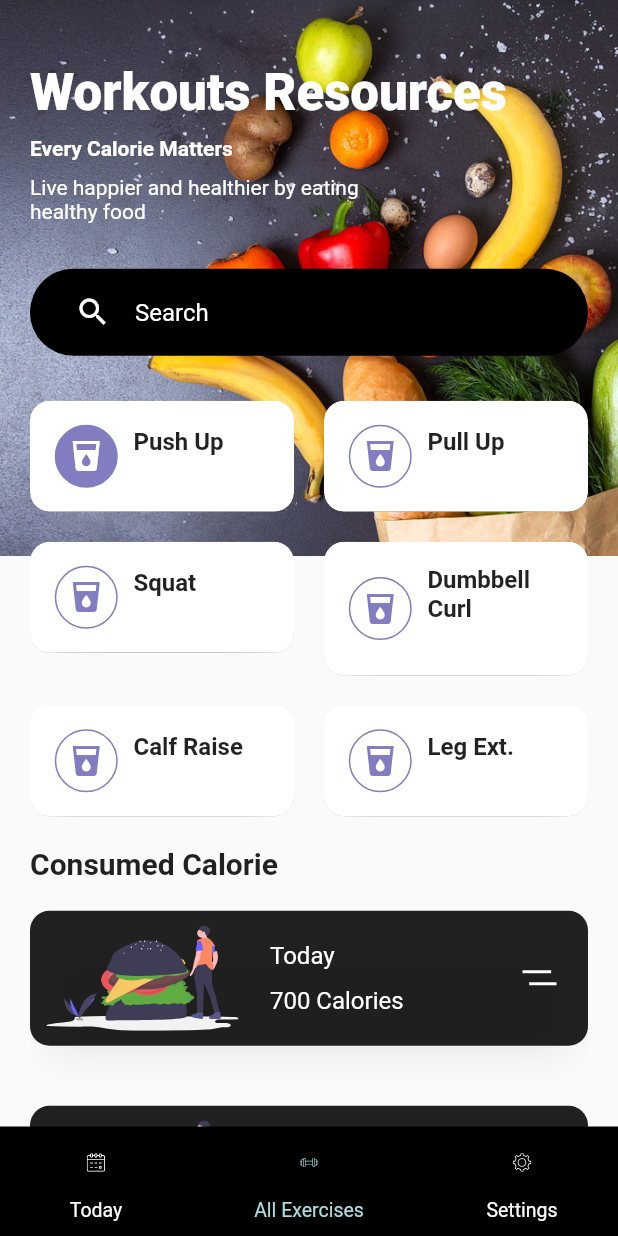
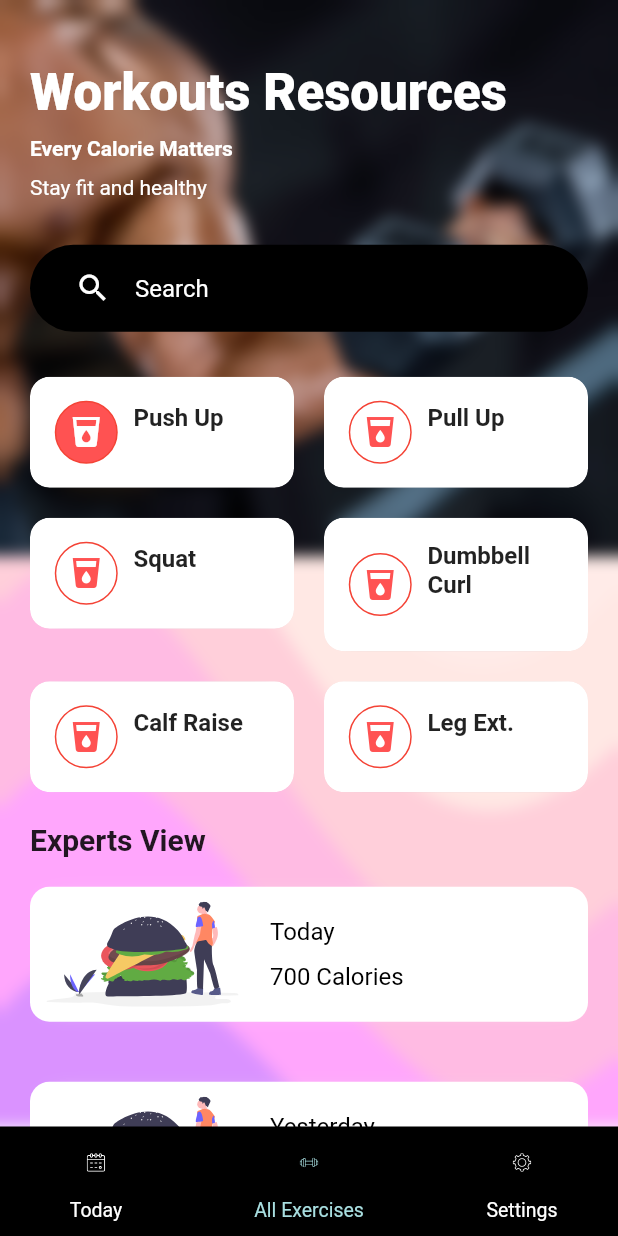
Before and after one commit to sherimello/Athlean, a Flutter app: the Workouts screen opened directly, on a phone screen of 412 x 824 dp. Run offline on Flutter 3.47's test engine with Material 2 defaults, Android fonts, the phone set to English and light mode, and no system bars; our stand-ins replace cloud_firestore, firebase_auth, firebase_core, flutter_svg, font_awesome_flutter, modal_progress_hud_nsn and 2 more; missing offline and left inert: dart_numerics; accounts and stored records are empty.

Commit message:
Workoutsession on progress v2

```diff
--- a/lib/pages/workout.dart
+++ b/lib/pages/workout.dart
@@ -1,3 +1,5 @@
+import 'dart:ui';
+
 import 'package:flutter/material.dart';
 import 'package:flutter_svg/svg.dart';
 import 'package:athlean/widgets/color.dart';
@@ -20,16 +22,32 @@ class Workouts extends StatelessWidget {
       body: Stack(
         children: <Widget>[
           Container(
+            decoration: BoxDecoration(
+              image: DecorationImage(
+                image: AssetImage("assets/images/cheese.png"),
+                fit: BoxFit.fill,
+              ),
+            ),
+          ),
+          Container(
             height: size.height * .45,
             decoration: BoxDecoration(
               color: kGreenColor,
               image: DecorationImage(
-                image: AssetImage("assets/images/healthy_recipe_bg.jpg"),
+                image: AssetImage("assets/images/home_default.jpg"),
                 fit: BoxFit.cover,
+              ),
+            ),
+            child: new BackdropFilter(
+              filter: new ImageFilter.blur(sigmaX: 5.0, sigmaY: 5.0),
+              child: new Container(
+                decoration:
+                    new BoxDecoration(color: Colors.white.withOpacity(0.0)),
               ),
             ),
           ),
           SafeArea(
+            child: Container(
               child: Padding(
                 padding: const EdgeInsets.symmetric(horizontal: 20),
                 child: SingleChildScrollView(
@@ -41,21 +59,21 @@ class Workouts extends StatelessWidget {
                       ),
                       Text(
                         title,
-                      style: Theme.of(context)
-                          .textTheme
-                          .headline4!
-                          .copyWith(fontWeight: FontWeight.w900,color: Colors.white),
+                        style: Theme.of(context).textTheme.headline4!.copyWith(
+                            fontWeight: FontWeight.w900, color: Colors.white),
                       ),
                       SizedBox(height: 10),
                       Text(
                         "Every Calorie Matters",
-                      style: TextStyle(fontWeight: FontWeight.bold,color: Colors.white),
+                        style: TextStyle(
+                            fontWeight: FontWeight.bold, color: Colors.white),
                       ),
                       SizedBox(height: 10),
                       SizedBox(
-                      width: size.width * .6, // it just take 60% of total width
+                        width:
+                            size.width * .6, // it just take 60% of total width
                         child: Text(
-                        "Live happier and healthier by eating healthy food",
+                          "Stay fit and healthy",
                           style: TextStyle(color: Colors.white),
                         ),
                       ),
@@ -70,7 +88,6 @@ class Workouts extends StatelessWidget {
                         children: <Widget>[
                           SeassionCard(
                             whatisit: "Push Up\n",
-
                             isDone: true,
                             press: () {
                               Navigator.of(context).pushNamed('/pushups');
@@ -78,27 +95,22 @@ class Workouts extends StatelessWidget {
                           ),
                           SeassionCard(
                             whatisit: "Pull Up\n",
-
                             press: () {},
                           ),
                           SeassionCard(
                             whatisit: "Squat\n",
-
                             press: () {},
                           ),
                           SeassionCard(
                             whatisit: "Dumbbell \nCurl\n",
-
                             press: () {},
                           ),
                           SeassionCard(
                             whatisit: "Calf Raise\n",
-
                             press: () {},
                           ),
                           SeassionCard(
                             whatisit: "Leg Ext.\n",
-
                             press: () {},
                           ),
                         ],
@@ -106,7 +118,7 @@ class Workouts extends StatelessWidget {
                       SizedBox(height: 20),
                       //Meditation Scheduler
                       Text(
-                      "Consumed Calorie",
+                        "Experts View",
                         style: Theme.of(context)
                             .textTheme
                             .headline6!
@@ -117,13 +129,13 @@ class Workouts extends StatelessWidget {
                         padding: EdgeInsets.all(10),
                         height: 90,
                         decoration: BoxDecoration(
-                        color: Colors.black87,
+                          color: Colors.white,
                           borderRadius: BorderRadius.circular(13),
                           boxShadow: [
                             BoxShadow(
-                            offset: Offset(0, 17),
-                            blurRadius: 23,
-                            spreadRadius: -13,
+                              offset: Offset(0, 0),
+                              blurRadius: 12,
+                              spreadRadius: -10,
                               color: kShadowColor,
                             ),
                           ],
@@ -136,15 +148,24 @@ class Workouts extends StatelessWidget {
                             SizedBox(width: 20),
                             Expanded(
                               child: Column(
-                              mainAxisAlignment: MainAxisAlignment.spaceEvenly,
+                                mainAxisAlignment:
+                                    MainAxisAlignment.spaceEvenly,
                                 crossAxisAlignment: CrossAxisAlignment.start,
                                 children: <Widget>[
                                   Text(
                                     "Today",
-                                  style: Theme.of(context).textTheme.subtitle1!.apply(color: Colors.white),
+                                    style: Theme.of(context)
+                                        .textTheme
+                                        .subtitle1!
+                                        .apply(color: Colors.black),
                                   ),
-                                Text("700 Calories",
-                                  style: Theme.of(context).textTheme.subtitle1!.apply(color: Colors.white),)
+                                  Text(
+                                    "700 Calories",
+                                    style: Theme.of(context)
+                                        .textTheme
+                                        .subtitle1!
+                                        .apply(color: Colors.black),
+                                  )
                                 ],
                               ),
                             ),
@@ -160,13 +181,13 @@ class Workouts extends StatelessWidget {
                         padding: EdgeInsets.all(10),
                         height: 90,
                         decoration: BoxDecoration(
-                        color: Colors.black87,
+                          color: Colors.white,
                           borderRadius: BorderRadius.circular(13),
                           boxShadow: [
                             BoxShadow(
-                            offset: Offset(0, 17),
-                            blurRadius: 23,
-                            spreadRadius: -13,
+                              offset: Offset(0, 0),
+                              blurRadius: 12,
+                              spreadRadius: -10,
                               color: kShadowColor,
                             ),
                           ],
@@ -179,15 +200,24 @@ class Workouts extends StatelessWidget {
                             SizedBox(width: 20),
                             Expanded(
                               child: Column(
-                              mainAxisAlignment: MainAxisAlignment.spaceEvenly,
+                                mainAxisAlignment:
+                                    MainAxisAlignment.spaceEvenly,
                                 crossAxisAlignment: CrossAxisAlignment.start,
                                 children: <Widget>[
                                   Text(
                                     "Yesterday",
-                                  style: Theme.of(context).textTheme.subtitle1!.apply(color: Colors.white),
+                                    style: Theme.of(context)
+                                        .textTheme
+                                        .subtitle1!
+                                        .apply(color: Colors.black),
                                   ),
-                                Text("2335 Calories",
-                                  style: Theme.of(context).textTheme.subtitle1!.apply(color: Colors.white),)
+                                  Text(
+                                    "2335 Calories",
+                                    style: Theme.of(context)
+                                        .textTheme
+                                        .subtitle1!
+                                        .apply(color: Colors.black),
+                                  )
                                 ],
                               ),
                             ),
@@ -200,58 +230,8 @@ class Workouts extends StatelessWidget {
                       ),
                       //Sleep Scheduler
                       SizedBox(height: 20),
-                    Text(
-                      "Schedule Your Sleep",
-                      style: Theme.of(context)
-                          .textTheme
-                          .headline6!
-                          .copyWith(fontWeight: FontWeight.bold),
-                    ),
-                    Container(
-                      margin: EdgeInsets.symmetric(vertical: 20),
-                      padding: EdgeInsets.all(10),
-                      height: 90,
-                      decoration: BoxDecoration(
-                        color: Colors.black87,
-                        borderRadius: BorderRadius.circular(13),
-                        boxShadow: [
-                          BoxShadow(
-                            offset: Offset(0, 17),
-                            blurRadius: 23,
-                            spreadRadius: -13,
-                            color: kShadowColor,
-                          ),
                     ],
                   ),
-                      child: Row(
-                        children: <Widget>[
-                          SvgPicture.asset(
-                            "assets/icons/Meditation_women_small.svg",
-                          ),
-                          SizedBox(width: 20),
-                          Expanded(
-                            child: Column(
-                              mainAxisAlignment: MainAxisAlignment.spaceEvenly,
-                              crossAxisAlignment: CrossAxisAlignment.start,
-                              children: <Widget>[
-                                Text(
-                                  "Daily Sleep Time",
-                                  style: Theme.of(context).textTheme.subtitle1!.apply(color: Colors.white),
-                                ),
-                                Text("Schedule Your Sleep ",
-                                  style: Theme.of(context).textTheme.subtitle2!.apply(color: Colors.white),
-                                )
-                              ],
-                            ),
-                          ),
-                          Padding(
-                            padding: EdgeInsets.all(10),
-                            child: SvgPicture.asset("assets/icons/menu.svg"),
-                          ),
-                        ],
-                      ),
-                    ),
-                  ],
                 ),
               ),
             ),
@@ -263,16 +243,13 @@ class Workouts extends StatelessWidget {
 }
 
 class SeassionCard extends StatelessWidget {
-
   final bool isDone;
   final String whatisit;
   final void Function()? press;
   const SeassionCard({
     Key? key,
-
     this.isDone = false,
     this.press,
-
     required this.whatisit,
   }) : super(key: key);
 
@@ -290,15 +267,15 @@ class SeassionCard extends StatelessWidget {
             borderRadius: BorderRadius.circular(13),
             boxShadow: [
               BoxShadow(
-                offset: Offset(0, 17),
-                blurRadius: 23,
-                spreadRadius: -13,
+                offset: Offset(0, 0),
+                blurRadius: 12,
+                spreadRadius: -10,
                 color: Colors.black,
               ),
             ],
           ),
           child: Material(
-            color: Colors.transparent,
+            color: Colors.white10,
             child: InkWell(
               onTap: press,
               child: Padding(
@@ -309,21 +286,22 @@ class SeassionCard extends StatelessWidget {
                       height: 42,
                       width: 43,
                       decoration: BoxDecoration(
-                        color: isDone ? kBlueColor : Colors.white,
+                        color: isDone ? Colors.redAccent : Colors.white,
                         shape: BoxShape.circle,
-                        border: Border.all(color: kBlueColor),
+                        border: Border.all(color: Colors.red),
                       ),
                       child: Icon(
                         Icons.local_drink,
-                        color: isDone ? Colors.white : kBlueColor,
+                        color: isDone ? Colors.white : Colors.redAccent,
                       ),
                     ),
                     SizedBox(width: 10),
                     Text(
                       "$whatisit",
-                      style: Theme.of(context).textTheme.subtitle1!.copyWith(
-                          fontWeight: FontWeight.bold
-                      ),
+                      style: Theme.of(context)
+                          .textTheme
+                          .subtitle1!
+                          .copyWith(fontWeight: FontWeight.bold),
                     )
                   ],
                 ),
```
Also changed, not shown: lib/pages/workoutsSession/Pushup.dart (+77 -60 lines), assets/images/cheese.png (added), assets/images/cheese.svg (added), assets/images/envelope.png (added), assets/images/envelope.svg (added), assets/images/rose.png (added), assets/images/rose.svg (added). Lines whose indentation alone changed are shown as unchanged.
